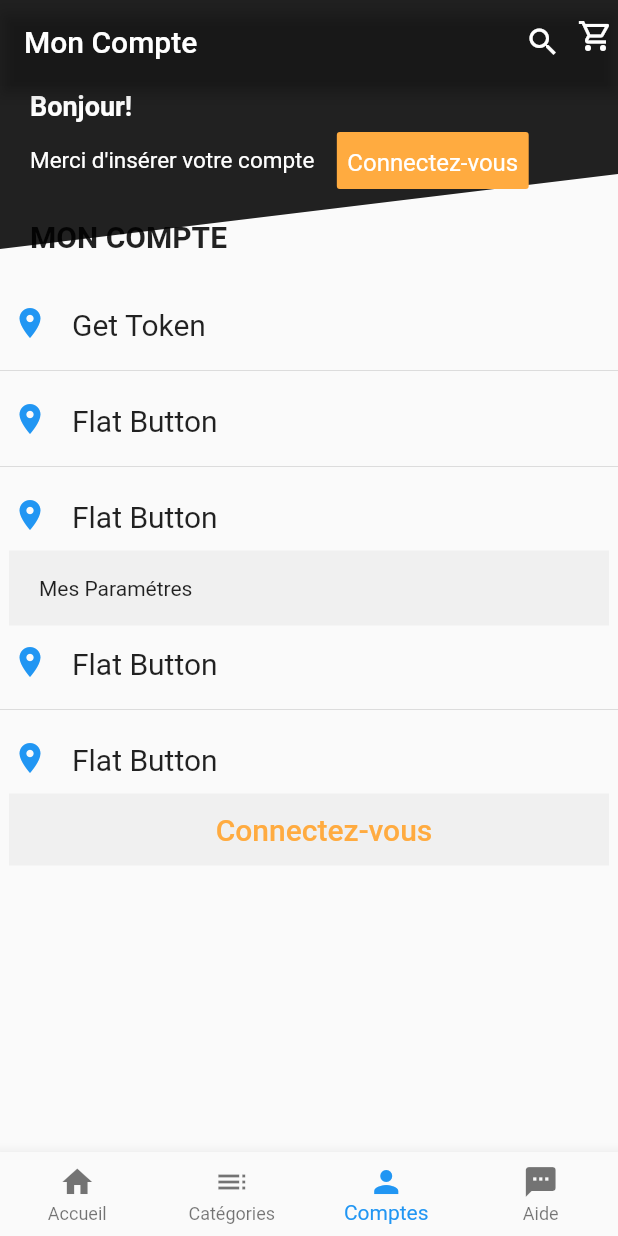
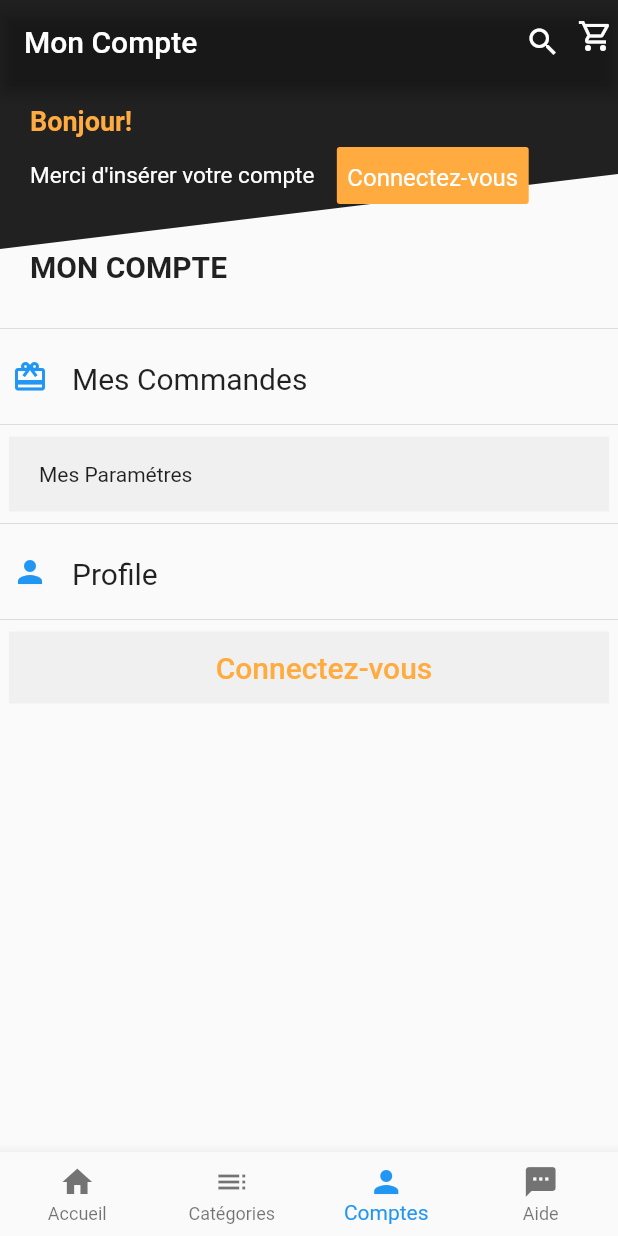
Before and after one commit to najlaom/ecomerce, a Flutter app: the screen it shows after launch, item 3 of the bottom bar chosen, on a phone screen of 412 x 824 dp. Run offline on Flutter 3.47's test engine with Material 2 defaults, Android fonts, the phone set to English and light mode, and no system bars; our stand-ins replace cached_network_image, eva_icons_flutter, flutter_custom_clippers, flutter_secure_storage, flutter_swiper, intl_phone_field and 2 more; network calls fail; Roboto replaces fonts that are missing (JosefinSans).

Commit message:
profile done

```diff
--- a/lib/screens/compte/compte.dart
+++ b/lib/screens/compte/compte.dart
@@ -1,4 +1,5 @@
 import 'package:ecomerce/screens/compte/login_page.dart';
+import 'package:ecomerce/screens/compte/prof.dart';
 import 'package:ecomerce/screens/product/add_product.dart';
 import 'package:ecomerce/services/bloc/cart_items.dart';
 import 'package:flutter/cupertino.dart';
@@ -152,7 +153,7 @@ class _CompteState extends State<Compte> {
                             children: <Widget>[
                               Container(
                                 padding: EdgeInsets.only(
-                                    left: 20, right: 20, bottom: 10),
+                                    left: 20, right: 20, bottom: 20,top: 10),
                                 child: Column(
                                   crossAxisAlignment: CrossAxisAlignment.start,
                                   children: [
@@ -164,7 +165,7 @@ class _CompteState extends State<Compte> {
                                           fontWeight: FontWeight.bold,
                                           fontSize: 18.0,
                                           height: 1.5,
-                                          color: Colors.white),
+                                          color: Colors.orangeAccent),
                                     ),
                                     connected ?Row(
                                       children: [
@@ -232,6 +233,7 @@ class _CompteState extends State<Compte> {
                               SizedBox(
                                 height: 20.0,
                               ),
+                              Divider(),
                               Container(
                                 child: FlatButton(
                                   padding: EdgeInsets.all(8.0),
@@ -243,12 +245,12 @@ class _CompteState extends State<Compte> {
                                   child: Row(
                                     children: [
                                       Icon(
-                                        Icons.location_on,
+                                        Icons.card_giftcard ,
                                         color: Theme.of(context).primaryColor,
                                       ),
                                       VerticalDivider(),
                                       Text(
-                                        "Get Token",
+                                        "Mes Commandes",
                                         style: TextStyle(
                                           fontSize: 20.0,
                                           fontFamily: 'JosefinSans',
@@ -261,19 +263,40 @@ class _CompteState extends State<Compte> {
                                 ),
                               ),
                               Divider(),
+
+                              Container(
+                                alignment: Alignment.centerLeft,
+                                padding: EdgeInsets.only(left: 20.0),
+                                width: 400,
+                                height: 50,
+                                decoration: BoxDecoration(
+                                  color: Theme.of(context).hoverColor,
+                                ),
+                                child: Text("Mes Paramétres"),
+                              ),
+                              Divider(),
                               Container(
                                 child: FlatButton(
                                   padding: EdgeInsets.all(8.0),
-                                  onPressed: () {},
+                                  onPressed: () {
+                                    if(!connected){
+                                      Navigator.push(context,
+                                          MaterialPageRoute(builder: (_) => LoginPage()));
+
+                                    }else{
+                                      Navigator.push(context,
+                                          MaterialPageRoute(builder: (_) =>Prof()));
+                                    }
+                                  },
                                   child: Row(
                                     children: [
                                       Icon(
-                                        Icons.location_on,
+                                        Icons.person,
                                         color: Theme.of(context).primaryColor,
                                       ),
                                       VerticalDivider(),
                                       Text(
-                                        "Flat Button",
+                                        "Profile",
                                         style: TextStyle(
                                           fontSize: 20.0,
                                           fontFamily: 'JosefinSans',
@@ -286,89 +309,6 @@ class _CompteState extends State<Compte> {
                                 ),
                               ),
                               Divider(),
-                              Container(
-                                child: FlatButton(
-                                  padding: EdgeInsets.all(8.0),
-                                  onPressed: () {},
-                                  child: Row(
-                                    children: [
-                                      Icon(
-                                        Icons.location_on,
-                                        color: Theme.of(context).primaryColor,
-                                      ),
-                                      VerticalDivider(),
-                                      Text(
-                                        "Flat Button",
-                                        style: TextStyle(
-                                          fontSize: 20.0,
-                                          fontFamily: 'JosefinSans',
-                                          fontWeight: FontWeight.w400,
-                                          height: 1.5,
-                                        ),
-                                      ),
-                                    ],
-                                  ),
-                                ),
-                              ),
-                              Container(
-                                alignment: Alignment.centerLeft,
-                                padding: EdgeInsets.only(left: 20.0),
-                                width: 400,
-                                height: 50,
-                                decoration: BoxDecoration(
-                                  color: Theme.of(context).hoverColor,
-                                ),
-                                child: Text("Mes Paramétres"),
-                              ),
-                              Container(
-                                child: FlatButton(
-                                  padding: EdgeInsets.all(8.0),
-                                  onPressed: () {},
-                                  child: Row(
-                                    children: [
-                                      Icon(
-                                        Icons.location_on,
-                                        color: Theme.of(context).primaryColor,
-                                      ),
-                                      VerticalDivider(),
-                                      Text(
-                                        "Flat Button",
-                                        style: TextStyle(
-                                          fontSize: 20.0,
-                                          fontFamily: 'JosefinSans',
-                                          fontWeight: FontWeight.w400,
-                                          height: 1.5,
-                                        ),
-                                      ),
-                                    ],
-                                  ),
-                                ),
-                              ),
-                              Divider(),
-                              Container(
-                                child: FlatButton(
-                                  padding: EdgeInsets.all(8.0),
-                                  onPressed: () {},
-                                  child: Row(
-                                    children: [
-                                      Icon(
-                                        Icons.location_on,
-                                        color: Theme.of(context).primaryColor,
-                                      ),
-                                      VerticalDivider(),
-                                      Text(
-                                        "Flat Button",
-                                        style: TextStyle(
-                                          fontSize: 20.0,
-                                          fontFamily: 'JosefinSans',
-                                          fontWeight: FontWeight.w400,
-                                          height: 1.5,
-                                        ),
-                                      ),
-                                    ],
-                                  ),
-                                ),
-                              ),
                               Container(
                                 alignment: Alignment.topCenter,
                                 padding: EdgeInsets.only(left: 20.0),
--- a/lib/services/category_service.dart
+++ b/lib/services/category_service.dart
@@ -3,7 +3,7 @@ import 'dart:convert';
 import 'package:http/http.dart' as http;
 
 class CategoryService {
-  String baseurl ="http://192.168.1.4:8085/";
+  String baseurl ="http://10.0.2.2:8080/";
   Future getCategory() async {
 
     var url = baseurl+'api/categorys/all';
--- a/lib/services/product_service.dart
+++ b/lib/services/product_service.dart
@@ -3,7 +3,7 @@ import 'dart:convert';
 import 'package:http/http.dart' as http;
 
 class ProductService {
-  String baseurl ="http://192.168.1.4:8085/";
+  String baseurl ="http://10.0.2.2:8080/";
   static int idByCat;
   Future getProducts() async {
     //najlaaa
```
Also changed, not shown: lib/screens/compte/prof.dart (added, +326 -0 lines), lib/services/NetworkHandler.dart (+12 -1 lines).
